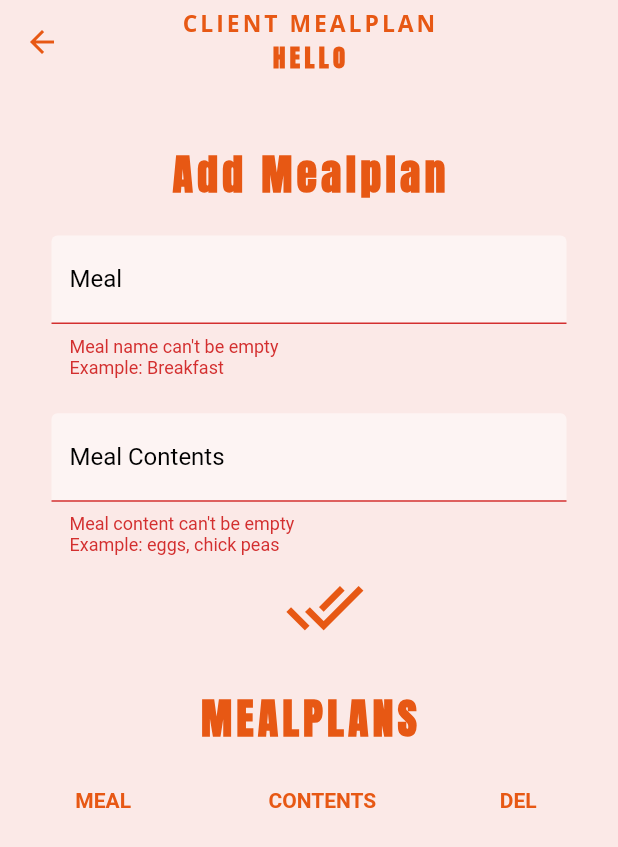
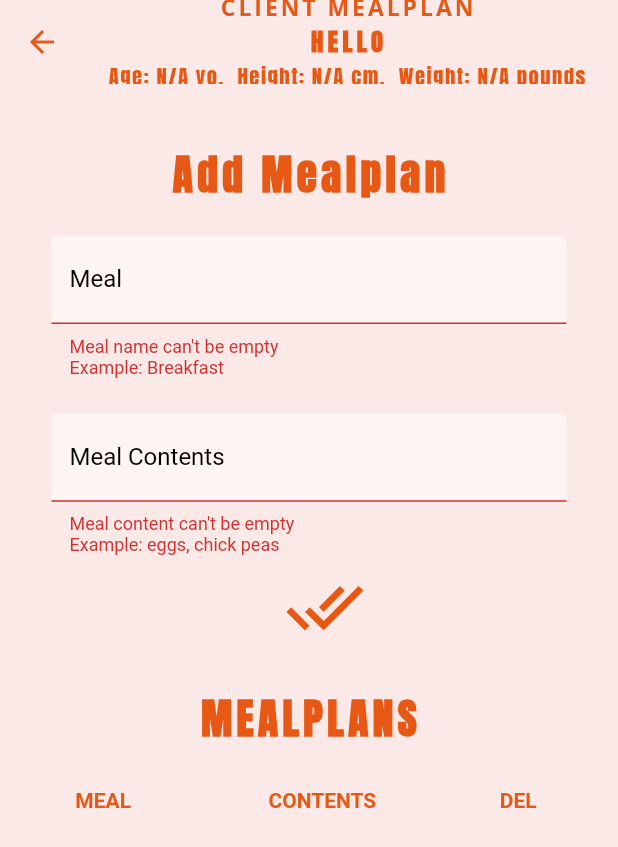
Before and after one commit to vileroze/FIT_BOD, a Flutter app: the ManageClientMealplan screen opened directly with empty values, after a tap on the "done all" icon, on a phone screen of 412 x 824 dp. Shown: the top 847 px of the screen. Run offline on Flutter 3.47's test engine with Material 2 defaults, Android fonts, the phone set to English and light mode, and no system bars; our stand-ins replace charts_flutter, cloud_firestore, file_picker, firebase_auth, firebase_core, firebase_database and 10 more; missing offline and left inert: agora_uikit, cloud_firestore_web, cloud_functions_web, connectivity_plus_web, esewa_pnp, firebase_auth_web and 9 more; accounts and stored records are empty.

Commit message:
added some more client detials for the trainer to use

```diff
--- a/lib/main.dart
+++ b/lib/main.dart
@@ -53,7 +53,5 @@ class AuthWrapper extends StatelessWidget {
       return PageRedirect();
     }
     return SignIn();
-
-    // return ChatTest();
   }
 }
--- a/lib/screens/authenticate/otp_validator.dart
+++ b/lib/screens/authenticate/otp_validator.dart
@@ -147,6 +147,9 @@ class _OtpValidatorState extends State<OtpValidator> {
                                       widget.userPassword.toString().trim(),
                                   'profileImgUrl': '',
                                   'coursesTaken': 0,
+                                  'age': 'N/A',
+                                  'height': 'N/A',
+                                  'weight': 'N/A',
                                 });
                               }
 
--- a/lib/screens/trainer/profile/clientss/clientExercise/manage_client_workout.dart
+++ b/lib/screens/trainer/profile/clientss/clientExercise/manage_client_workout.dart
@@ -19,6 +19,9 @@ class _ManageClientWorkoutState extends State<ManageClientWorkout> {
   // late StreamSubscription userDetailRef;
 
   String clientName = 'Hello';
+  String age = 'N/A';
+  String weight = 'N/A';
+  String height = 'N/A';
 
   @override
   void initState() {
@@ -27,14 +30,23 @@ class _ManageClientWorkoutState extends State<ManageClientWorkout> {
   }
 
   void _activateListeners() {
-    _database
-        .child('/userDetails/' + widget.ClientId + '/userName')
-        .onValue
-        .listen((event) {
-      final String uname = event.snapshot.value as String;
-      setState(() {
-        clientName = uname;
-      });
+    _database.child('/userDetails/' + widget.ClientId).onValue.listen((event) {
+      if (event.snapshot.value != null) {
+        final userDetails = Map<dynamic, dynamic>.from(
+            event.snapshot.value as Map<dynamic, dynamic>);
+
+        final uclientName = userDetails['userName'].toString();
+        final uage = userDetails['age'].toString();
+        final uweight = userDetails['weight'].toString();
+        final uheight = userDetails['height'].toString();
+
+        setState(() {
+          clientName = uclientName;
+          age = uage;
+          weight = uweight;
+          height = uheight;
+        });
+      }
     });
   }
 
@@ -65,6 +77,14 @@ class _ManageClientWorkoutState extends State<ManageClientWorkout> {
                   fontSize: size.width / 25,
                   fontWeight: FontWeight.bold,
                   letterSpacing: 3,
+                  color: Extra.accentColor,
+                ),
+              ),
+              Text(
+                'Age: $age yo,  Height: $height cm,  Weight: $weight pounds',
+                style: GoogleFonts.anton(
+                  fontSize: size.width / 30,
+                  letterSpacing: 1,
                   color: Extra.accentColor,
                 ),
               ),
--- a/lib/screens/trainer/profile/clientss/clientMealplan/manage_client_mealplan.dart
+++ b/lib/screens/trainer/profile/clientss/clientMealplan/manage_client_mealplan.dart
@@ -18,6 +18,9 @@ class _ManageClientMealplanState extends State<ManageClientMealplan> {
   // late StreamSubscription userDetailRef;
 
   String clientName = 'Hello';
+  String age = 'N/A';
+  String weight = 'N/A';
+  String height = 'N/A';
 
   @override
   void initState() {
@@ -26,14 +29,23 @@ class _ManageClientMealplanState extends State<ManageClientMealplan> {
   }
 
   void _activateListeners() {
-    _database
-        .child('/userDetails/' + widget.ClientId + '/userName')
-        .onValue
-        .listen((event) {
-      final String uname = event.snapshot.value as String;
-      setState(() {
-        clientName = uname;
-      });
+    _database.child('/userDetails/' + widget.ClientId).onValue.listen((event) {
+      if (event.snapshot.value != null) {
+        final userDetails = Map<dynamic, dynamic>.from(
+            event.snapshot.value as Map<dynamic, dynamic>);
+
+        final uclientName = userDetails['userName'].toString();
+        final uage = userDetails['age'].toString();
+        final uweight = userDetails['weight'].toString();
+        final uheight = userDetails['height'].toString();
+
+        setState(() {
+          clientName = uclientName;
+          age = uage;
+          weight = uweight;
+          height = uheight;
+        });
+      }
     });
   }
 
@@ -64,6 +76,14 @@ class _ManageClientMealplanState extends State<ManageClientMealplan> {
                   fontSize: size.width / 25,
                   fontWeight: FontWeight.bold,
                   letterSpacing: 3,
+                  color: Extra.accentColor,
+                ),
+              ),
+              Text(
+                'Age: $age yo,  Height: $height cm,  Weight: $weight pounds',
+                style: GoogleFonts.anton(
+                  fontSize: size.width / 30,
+                  letterSpacing: 1,
                   color: Extra.accentColor,
                 ),
               ),
```
Also changed, not shown: lib/screens/client/settings/personal_info.dart (added, +202 -0 lines), lib/screens/client/settings/settings.dart (+22 -10 lines), lib/screens/trainer/profile/clientss/card_item.dart (+4 -15 lines), 2 other files.
